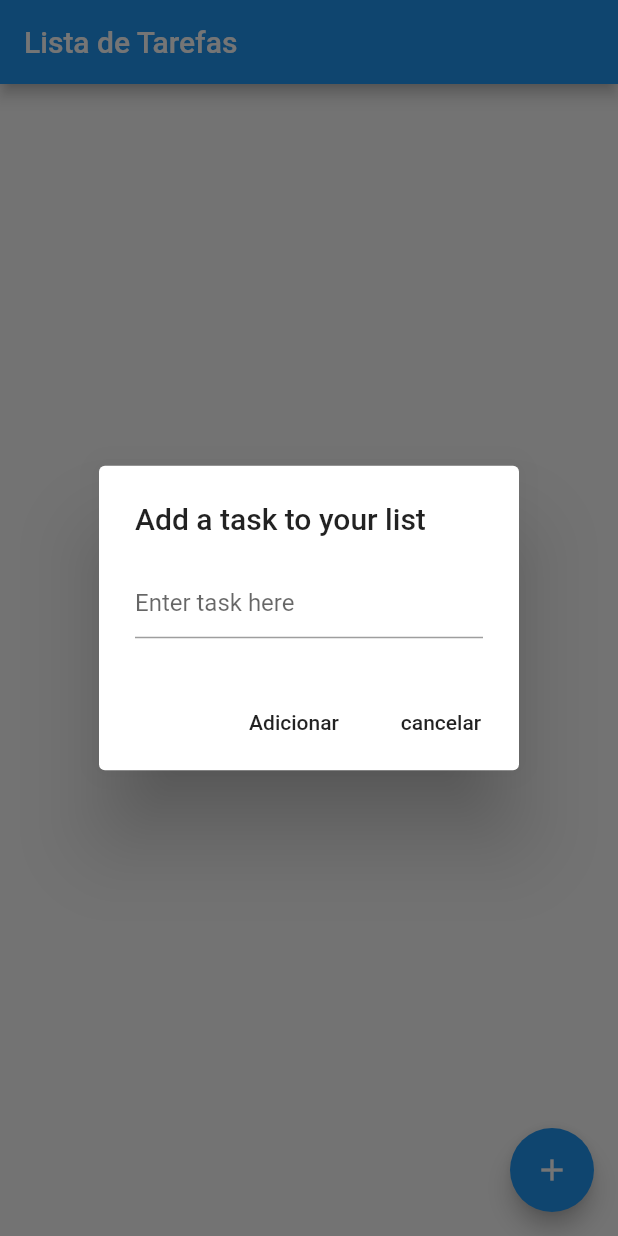
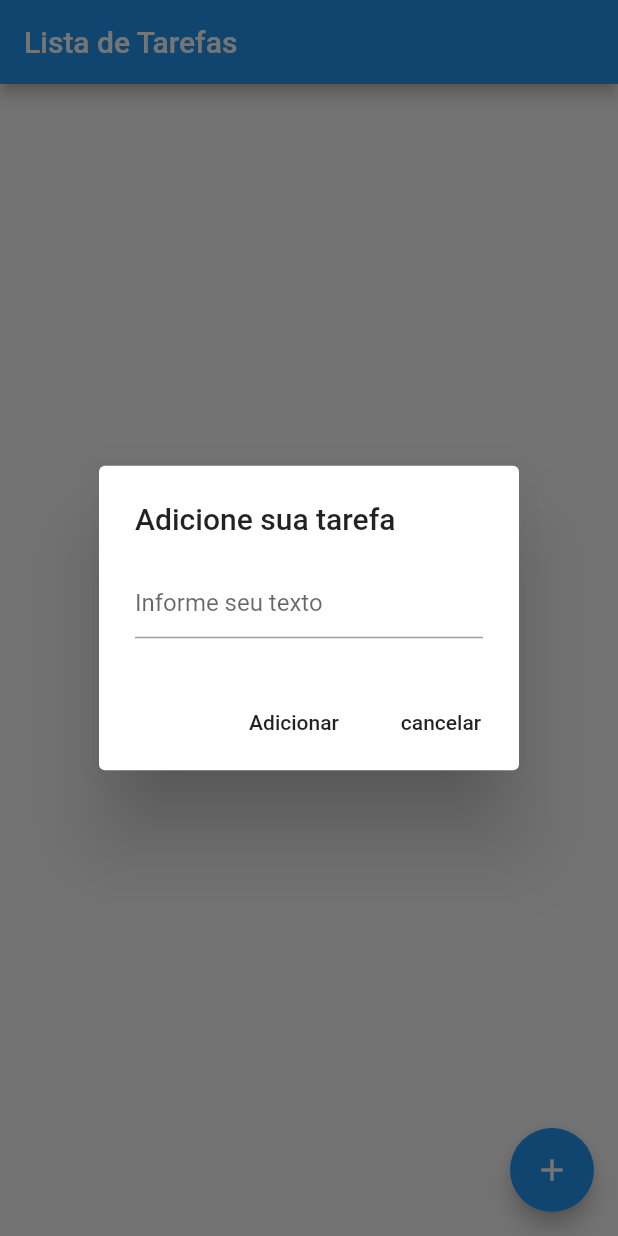
Before and after one commit to wsy152/todolist_edesoft, a Flutter app: the screen it shows after launch, after a tap on the "add" icon, on a phone screen of 412 x 824 dp. Run offline on Flutter 3.47's test engine with Material 2 defaults, Android fonts, the phone set to English and light mode, and no system bars; our stand-ins replace flutter_modular, sqflite; missing offline and left inert: builders; accounts and stored records are empty.

Commit message:
C01 - Install  SqfLite

```diff
--- a/lib/app/app_widget.dart
+++ b/lib/app/app_widget.dart
@@ -4,7 +4,8 @@ import 'package:flutter_modular/flutter_modular.dart';
 class AppWidget extends StatelessWidget {
   Widget build(BuildContext context) {
     return MaterialApp(
-      title: 'My Smart App',
+      debugShowCheckedModeBanner: false,
+      title: 'Lista de tarefas',
       theme: ThemeData(primarySwatch: Colors.blue),
     ).modular(); //added by extension
   }
--- /dev/null
+++ b/lib/app/services/list_services.dart
@@ -0,0 +1,17 @@
+import 'package:lista_de_tarefas/database/dadabase_connection.dart';
+import 'package:lista_de_tarefas/database/listItens_model.dart';
+
+import 'package:lista_de_tarefas/database/reposytory.dart';
+
+class ListService {
+  late Repository _repository;
+
+  ListService() {
+    this._repository = Repository();
+  }
+
+  saveList(ListItensModels listItens) async {
+    return await _repository.insertData(
+        DbConnection.TABLE, listItens.categoryMap());
+  }
+}
--- a/lib/modules/to_do_list/to_do_list_controller.dart
+++ b/lib/modules/to_do_list/to_do_list_controller.dart
@@ -1,10 +1,17 @@
 import 'package:flutter/material.dart';
 import 'package:flutter_modular/flutter_modular.dart';
+import 'package:lista_de_tarefas/app/services/list_services.dart';
 
 class ToDoListController extends ChangeNotifier implements Disposable {
   final List<String> _todoList = <String>[];
 
   final TextEditingController textFieldController = TextEditingController();
+
+  var lista = ListService;
+
+  late String description;
+  late int idTodoList;
+  final bool isValid = false;
 
   Widget buildTodoItem(String title) {
     return ListTile(title: Text(title));
@@ -12,7 +19,6 @@ class ToDoListController extends ChangeNotifier implements Disposable {
 
   void addToDoItem(String title) {
     _todoList.add(title);
-
     textFieldController.clear();
     notifyListeners();
   }
--- a/lib/modules/to_do_list/to_do_list_page.dart
+++ b/lib/modules/to_do_list/to_do_list_page.dart
@@ -12,6 +12,12 @@ class ToDoListPage extends StatefulWidget {
 
 class _ToDoListPageState
     extends ModularState<ToDoListPage, ToDoListController> {
+  var dbList;
+
+  void iniState() {
+    super.initState();
+  }
+
   @override
   Widget build(BuildContext context) {
     return Consumer(builder: (context, presenter) {
@@ -33,12 +39,13 @@ class _ToDoListPageState
         context: context,
         builder: (BuildContext context) {
           return AlertDialog(
-            title: const Text('Add a task to your list'),
+            title: const Text('Adicione sua tarefa'),
             content: TextField(
               controller: controller.textFieldController,
-              decoration: const InputDecoration(hintText: 'Enter task here'),
+              decoration: const InputDecoration(hintText: 'Informe seu texto'),
             ),
             actions: <Widget>[
+              // ignore: deprecated_member_use
               FlatButton(
                 child: Text('Adicionar'),
                 onPressed: () {
@@ -46,6 +53,7 @@ class _ToDoListPageState
                   controller.addToDoItem(controller.textFieldController.text);
                 },
               ),
+              // ignore: deprecated_member_use
               FlatButton(
                 child: Text('cancelar'),
                 onPressed: () {
--- a/pubspec.yaml
+++ b/pubspec.yaml
@@ -37,6 +37,7 @@ dependencies:
   flutter_modular: ^4.2.0
   sqflite: ^2.0.0+4
   builders: ^2.0.0
+  path_provider: ^2.0.6
 
 dev_dependencies:
   flutter_test:
```
Also changed, not shown: lib/database/dadabase_connection.dart (added, +23 -0 lines), lib/database/listItens_model.dart (added, +12 -0 lines), lib/database/reposytory.dart (added, +24 -0 lines), pubspec.lock.
